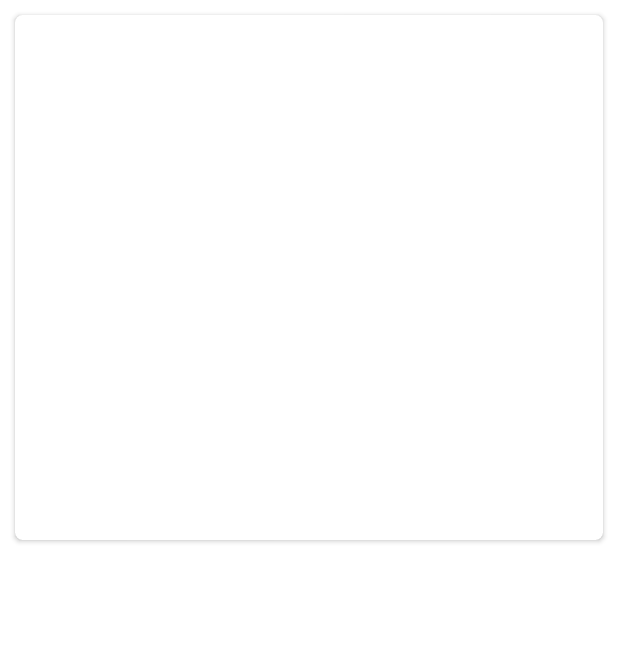
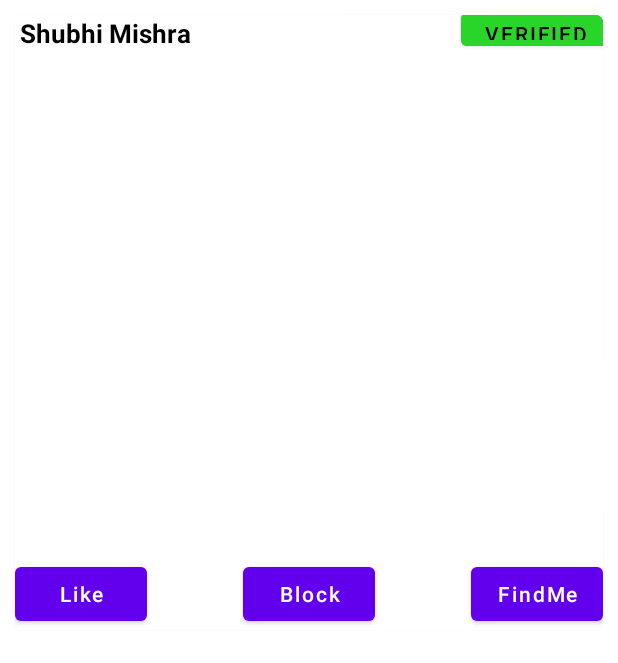
Before and after one commit to sumit2607/GirlFriend_Renting_Service, an Android app: the layout item_layout_profile.xml on its own in the app's theme, with its tools: preview values and no code run, on a phone screen of 412 x 824 dp. Shown: the top 663 px of the screen. Run offline under Robolectric (Android 15) with nearby library versions, the phone set to English and light mode, and no system bars.

Commit message:
Ui Updated

```diff
--- a/app/src/main/java/com/example/girlfriend_renting_service/Splash/SplashActivity.kt
+++ b/app/src/main/java/com/example/girlfriend_renting_service/Splash/SplashActivity.kt
@@ -12,9 +12,6 @@ class SplashActivity : AppCompatActivity() {
     override fun onCreate(savedInstanceState: Bundle?) {
         super.onCreate(savedInstanceState)
         setContentView(R.layout.activity_splash)
-        this.getWindow().setFlags(
-            WindowManager.LayoutParams.FLAG_FULLSCREEN,
-            WindowManager.LayoutParams.FLAG_FULLSCREEN); //show the activity in full screen
 
         Handler().postDelayed({
             val intent = Intent(this, mobile::class.java)
--- a/app/src/main/res/layout/activity_splash.xml
+++ b/app/src/main/res/layout/activity_splash.xml
@@ -22,6 +22,11 @@
         android:layout_alignParentBottom="true"
         android:layout_marginStart="160dp"
         android:layout_marginBottom="84dp"
-        android:text="Buy Your Date Here" />
+        android:textColor="@color/black"
+        android:textStyle="bold"
+        android:textSize="20dp"
+        android:gravity="center"
+        android:text="More Then Dating"
+        />
 
 </RelativeLayout>
--- a/app/src/main/res/layout/item_layout_profile.xml
+++ b/app/src/main/res/layout/item_layout_profile.xml
@@ -9,16 +9,86 @@
     android:padding="5dp"
     android:layout_margin="10dp"
     android:orientation="vertical">
+<LinearLayout
+    android:orientation="vertical"
+    android:layout_width="match_parent"
+    android:layout_height="wrap_content">
+    <RelativeLayout
 
-    <LinearLayout
         android:layout_width="match_parent"
         android:layout_height="match_parent">
 
-        <ImageView
-            android:id="@+id/ivPic"
-            android:layout_width="match_parent"
-            android:layout_height="350dp"
-            android:scaleType="centerCrop" />
-    </LinearLayout>
 
+
+
+        <TextView
+            android:id="@+id/textView5"
+            android:layout_width="132dp"
+            android:layout_height="wrap_content"
+            android:layout_alignParentStart="true"
+            android:layout_alignParentTop="true"
+            android:layout_marginStart="3dp"
+            android:layout_marginTop="0dp"
+            android:textColor="@color/black"
+            android:textStyle="bold"
+            android:textSize="17dp"
+            android:text="Shubhi Mishra" />
+
+        <Button
+            android:id="@+id/button"
+            android:layout_width="wrap_content"
+            android:layout_height="34dp"
+            android:layout_alignParentTop="true"
+            android:layout_alignParentEnd="true"
+            android:layout_marginTop="-7dp"
+            android:layout_marginEnd="-6dp"
+            android:backgroundTint="#2AD52A"
+            android:text="Verified"
+            android:textColor="@color/black" />
+
+
+
+
+    </RelativeLayout>
+    <ImageView
+        android:id="@+id/ivPic"
+        android:layout_width="match_parent"
+        android:layout_height="335dp"
+
+
+        android:scaleType="centerCrop" />
+    <RelativeLayout
+        android:layout_width="match_parent"
+        android:layout_height="wrap_content">
+
+        <Button
+            android:id="@+id/btnLike"
+            android:layout_width="wrap_content"
+            android:layout_height="wrap_content"
+
+            android:text="Like"
+            android:textAllCaps="false" />
+
+        <Button
+            android:id="@+id/btnBlock"
+            android:layout_width="wrap_content"
+            android:layout_height="wrap_content"
+
+            android:text="Block"
+            android:layout_centerHorizontal="true"
+            android:textAllCaps="false" />
+
+        <Button
+            android:id="@+id/btnFindMe"
+            android:layout_width="wrap_content"
+            android:layout_height="wrap_content"
+
+            android:text="FindMe"
+            android:layout_centerHorizontal="true"
+            android:layout_alignParentEnd="true"
+            android:textAllCaps="false" />
+
+    </RelativeLayout>
+
+</LinearLayout>
 </androidx.cardview.widget.CardView>
```
